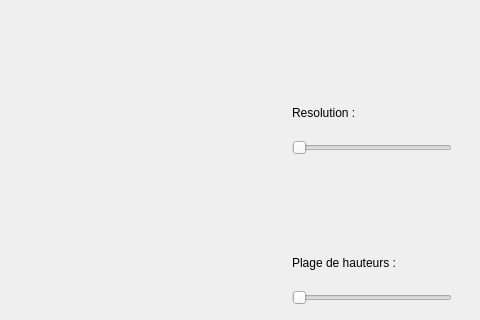
Qt form mainwindow.ui (LeaSerrano/Leatina-generation-terrain) before a commit; both pictures show x 388 to 868 and y 0 to 320 of the 868 by 735 pixel window.
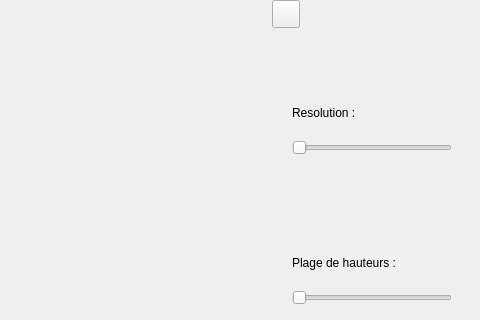
The same form after that commit.

```diff
--- a/mainwindow.ui
+++ b/mainwindow.ui
@@ -76,6 +76,19 @@
      <string>Plage de hauteurs : </string>
     </property>
    </widget>
+   <widget class="QPushButton" name="pushButton_reload">
+    <property name="geometry">
+     <rect>
+      <x>660</x>
+      <y>0</y>
+      <width>28</width>
+      <height>28</height>
+     </rect>
+    </property>
+    <property name="text">
+     <string/>
+    </property>
+   </widget>
   </widget>
   <widget class="QMenuBar" name="menubar">
    <property name="geometry">
```
